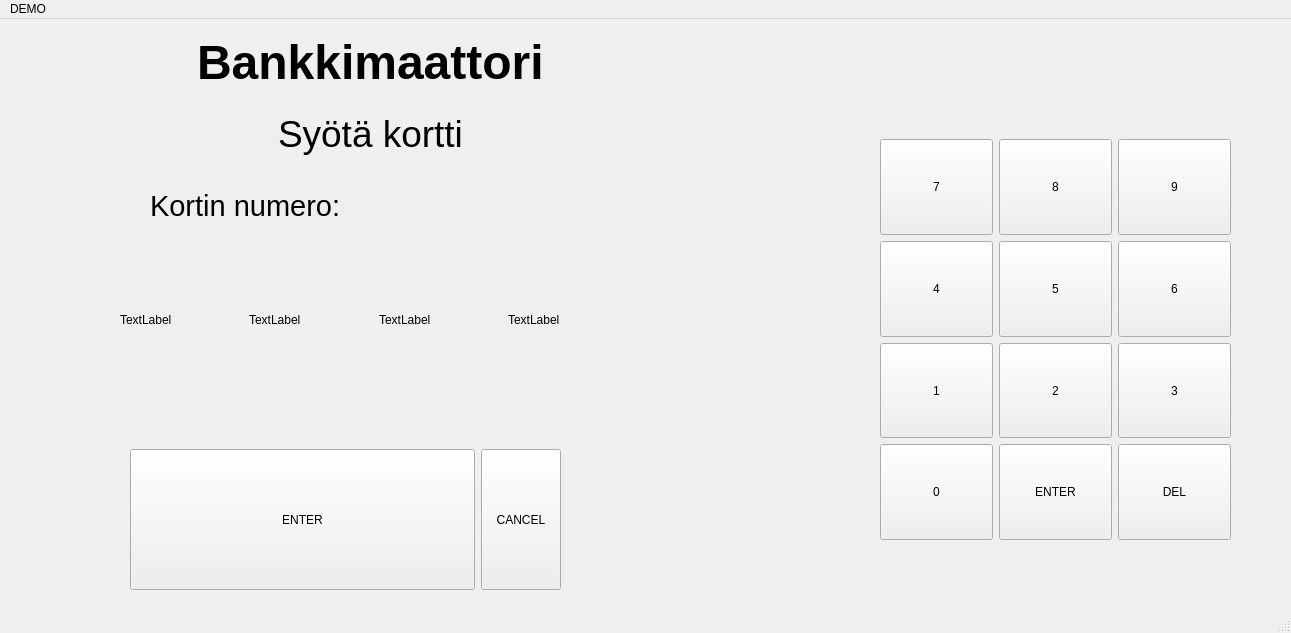
tvt23-pankkiprojekti/SPO_Group1, file bank-automat/mainwindow.ui: the form before one commit.
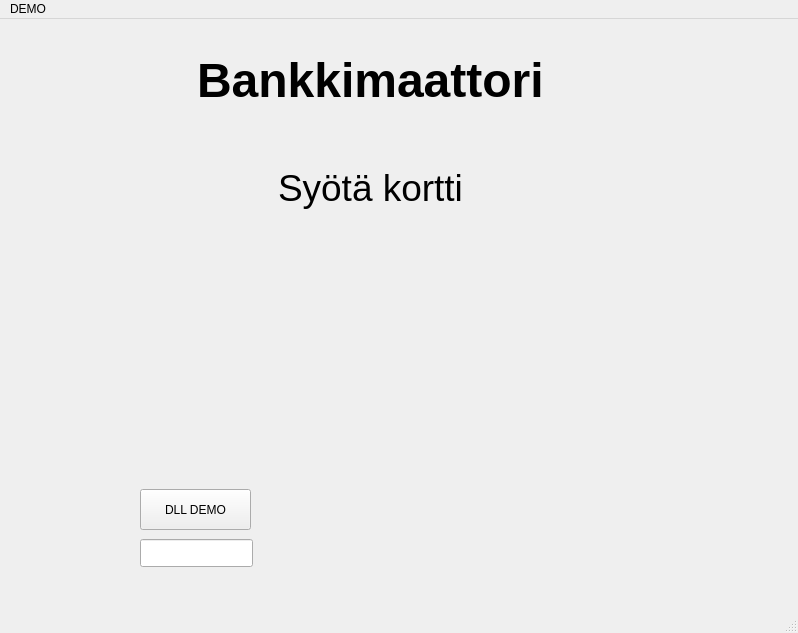
The form after the commit. The open tabs and pages were chosen to show the change.

```diff
--- a/bank-automat/mainwindow.ui
+++ b/bank-automat/mainwindow.ui
@@ -6,7 +6,7 @@
    <rect>
     <x>0</x>
     <y>0</y>
-    <width>1291</width>
+    <width>798</width>
     <height>633</height>
    </rect>
   </property>
@@ -14,174 +14,6 @@
    <string>MainWindow</string>
   </property>
   <widget class="QWidget" name="centralwidget">
-   <widget class="QWidget" name="gridLayoutWidget">
-    <property name="geometry">
-     <rect>
-      <x>880</x>
-      <y>120</y>
-      <width>351</width>
-      <height>401</height>
-     </rect>
-    </property>
-    <layout class="QGridLayout" name="gridLayout">
-     <item row="1" column="1">
-      <widget class="QPushButton" name="btnNum5">
-       <property name="sizePolicy">
-        <sizepolicy hsizetype="Expanding" vsizetype="Expanding">
-         <horstretch>0</horstretch>
-         <verstretch>0</verstretch>
-        </sizepolicy>
-       </property>
-       <property name="text">
-        <string>5</string>
-       </property>
-      </widget>
-     </item>
-     <item row="0" column="1">
-      <widget class="QPushButton" name="btnNum8">
-       <property name="sizePolicy">
-        <sizepolicy hsizetype="Expanding" vsizetype="Expanding">
-         <horstretch>0</horstretch>
-         <verstretch>0</verstretch>
-        </sizepolicy>
-       </property>
-       <property name="text">
-        <string>8</string>
-       </property>
-      </widget>
-     </item>
-     <item row="2" column="1">
-      <widget class="QPushButton" name="btnNum2">
-       <property name="sizePolicy">
-        <sizepolicy hsizetype="Expanding" vsizetype="Expanding">
-         <horstretch>0</horstretch>
-         <verstretch>0</verstretch>
-        </sizepolicy>
-       </property>
-       <property name="text">
-        <string>2</string>
-       </property>
-      </widget>
-     </item>
-     <item row="1" column="2">
-      <widget class="QPushButton" name="btnNum6">
-       <property name="sizePolicy">
-        <sizepolicy hsizetype="Expanding" vsizetype="Expanding">
-         <horstretch>0</horstretch>
-         <verstretch>0</verstretch>
-        </sizepolicy>
-       </property>
-       <property name="text">
-        <string>6</string>
-       </property>
-      </widget>
-     </item>
-     <item row="0" column="0">
-      <widget class="QPushButton" name="btnNum7">
-       <property name="sizePolicy">
-        <sizepolicy hsizetype="Expanding" vsizetype="Expanding">
-         <horstretch>0</horstretch>
-         <verstretch>0</verstretch>
-        </sizepolicy>
-       </property>
-       <property name="text">
-        <string>7</string>
-       </property>
-      </widget>
-     </item>
-     <item row="2" column="0">
-      <widget class="QPushButton" name="btnNum1">
-       <property name="sizePolicy">
-        <sizepolicy hsizetype="Expanding" vsizetype="Expanding">
-         <horstretch>0</horstretch>
-         <verstretch>0</verstretch>
-        </sizepolicy>
-       </property>
-       <property name="text">
-        <string>1</string>
-       </property>
-      </widget>
-     </item>
-     <item row="1" column="0">
-      <widget class="QPushButton" name="btnNum4">
-       <property name="sizePolicy">
-        <sizepolicy hsizetype="Expanding" vsizetype="Expanding">
-         <horstretch>0</horstretch>
-         <verstretch>0</verstretch>
-        </sizepolicy>
-       </property>
-       <property name="text">
-        <string>4</string>
-       </property>
-      </widget>
-     </item>
-     <item row="0" column="2">
-      <widget class="QPushButton" name="btnNum1_9">
-       <property name="sizePolicy">
-        <sizepolicy hsizetype="Expanding" vsizetype="Expanding">
-         <horstretch>0</horstretch>
-         <verstretch>0</verstretch>
-        </sizepolicy>
-       </property>
-       <property name="text">
-        <string>9</string>
-       </property>
-      </widget>
-     </item>
-     <item row="2" column="2">
-      <widget class="QPushButton" name="btnNum3">
-       <property name="sizePolicy">
-        <sizepolicy hsizetype="Expanding" vsizetype="Expanding">
-         <horstretch>0</horstretch>
-         <verstretch>0</verstretch>
-        </sizepolicy>
-       </property>
-       <property name="text">
-        <string>3</string>
-       </property>
-      </widget>
-     </item>
-     <item row="3" column="0">
-      <widget class="QPushButton" name="btnNum0">
-       <property name="sizePolicy">
-        <sizepolicy hsizetype="Expanding" vsizetype="Expanding">
-         <horstretch>0</horstretch>
-         <verstretch>0</verstretch>
-        </sizepolicy>
-       </property>
-       <property name="text">
-        <string>0</string>
-       </property>
-      </widget>
-     </item>
-     <item row="3" column="1">
-      <widget class="QPushButton" name="btnNumEnter">
-       <property name="sizePolicy">
-        <sizepolicy hsizetype="Expanding" vsizetype="Expanding">
-         <horstretch>0</horstretch>
-         <verstretch>0</verstretch>
-        </sizepolicy>
-       </property>
-       <property name="text">
-        <string>ENTER</string>
-       </property>
-      </widget>
-     </item>
-     <item row="3" column="2">
-      <widget class="QPushButton" name="btnNumDel">
-       <property name="sizePolicy">
-        <sizepolicy hsizetype="Expanding" vsizetype="Expanding">
-         <horstretch>0</horstretch>
-         <verstretch>0</verstretch>
-        </sizepolicy>
-       </property>
-       <property name="text">
-        <string>DEL</string>
-       </property>
-      </widget>
-     </item>
-    </layout>
-   </widget>
    <widget class="QStackedWidget" name="stackedWidget">
     <property name="geometry">
      <rect>
@@ -198,9 +30,9 @@
      <widget class="QWidget" name="verticalLayoutWidget">
       <property name="geometry">
        <rect>
-        <x>140</x>
+        <x>130</x>
         <y>10</y>
-        <width>441</width>
+        <width>461</width>
         <height>210</height>
        </rect>
       </property>
@@ -233,122 +65,30 @@
          </property>
         </widget>
        </item>
-       <item>
-        <layout class="QHBoxLayout" name="horizontalLayout">
-         <item>
-          <widget class="QLabel" name="label_2">
-           <property name="font">
-            <font>
-             <pointsize>22</pointsize>
-            </font>
-           </property>
-           <property name="text">
-            <string>Kortin numero:</string>
-           </property>
-          </widget>
-         </item>
-         <item>
-          <widget class="QLabel" name="labelKortinNumero">
-           <property name="font">
-            <font>
-             <pointsize>22</pointsize>
-            </font>
-           </property>
-           <property name="text">
-            <string/>
-           </property>
-          </widget>
-         </item>
-        </layout>
-       </item>
       </layout>
      </widget>
-     <widget class="QWidget" name="gridLayoutWidget_2">
+     <widget class="QPushButton" name="btn">
       <property name="geometry">
        <rect>
-        <x>110</x>
-        <y>190</y>
-        <width>511</width>
-        <height>221</height>
+        <x>130</x>
+        <y>470</y>
+        <width>111</width>
+        <height>41</height>
        </rect>
       </property>
-      <layout class="QGridLayout" name="gridLayout_2">
-       <item row="0" column="0">
-        <widget class="QLabel" name="label_3">
-         <property name="text">
-          <string>TextLabel</string>
-         </property>
-        </widget>
-       </item>
-       <item row="0" column="3">
-        <widget class="QLabel" name="label_6">
-         <property name="text">
-          <string>TextLabel</string>
-         </property>
-        </widget>
-       </item>
-       <item row="0" column="2">
-        <widget class="QLabel" name="label_5">
-         <property name="text">
-          <string>TextLabel</string>
-         </property>
-        </widget>
-       </item>
-       <item row="0" column="1">
-        <widget class="QLabel" name="label_4">
-         <property name="text">
-          <string>TextLabel</string>
-         </property>
-        </widget>
-       </item>
-      </layout>
+      <property name="text">
+       <string>DLL DEMO</string>
+      </property>
      </widget>
-     <widget class="QWidget" name="horizontalLayoutWidget_2">
+     <widget class="QLineEdit" name="line">
       <property name="geometry">
        <rect>
-        <x>120</x>
-        <y>430</y>
-        <width>431</width>
-        <height>141</height>
+        <x>130</x>
+        <y>520</y>
+        <width>113</width>
+        <height>28</height>
        </rect>
       </property>
-      <layout class="QHBoxLayout" name="horizontalLayout_2">
-       <item>
-        <widget class="QPushButton" name="btnEnterPin">
-         <property name="sizePolicy">
-          <sizepolicy hsizetype="Expanding" vsizetype="Expanding">
-           <horstretch>1</horstretch>
-           <verstretch>0</verstretch>
-          </sizepolicy>
-         </property>
-         <property name="minimumSize">
-          <size>
-           <width>212</width>
-           <height>24</height>
-          </size>
-         </property>
-         <property name="text">
-          <string>ENTER</string>
-         </property>
-         <property name="checkable">
-          <bool>false</bool>
-         </property>
-        </widget>
-       </item>
-       <item>
-        <widget class="QPushButton" name="btnCancelMainwindow">
-         <property name="sizePolicy">
-          <sizepolicy hsizetype="Minimum" vsizetype="Minimum">
-           <horstretch>0</horstretch>
-           <verstretch>0</verstretch>
-          </sizepolicy>
-         </property>
-         <property name="text">
-          <string>CANCEL</string>
-         </property>
-        </widget>
-       </item>
-      </layout>
      </widget>
     </widget>
     <widget class="QWidget" name="pageValitseTili">
@@ -750,8 +490,8 @@
     <rect>
      <x>0</x>
      <y>0</y>
-     <width>1291</width>
-     <height>26</height>
+     <width>798</width>
+     <height>25</height>
     </rect>
    </property>
    <widget class="QMenu" name="menuStartWindow">
```
Left out of the diff: 16 changed lines with no effect on the pictures.
